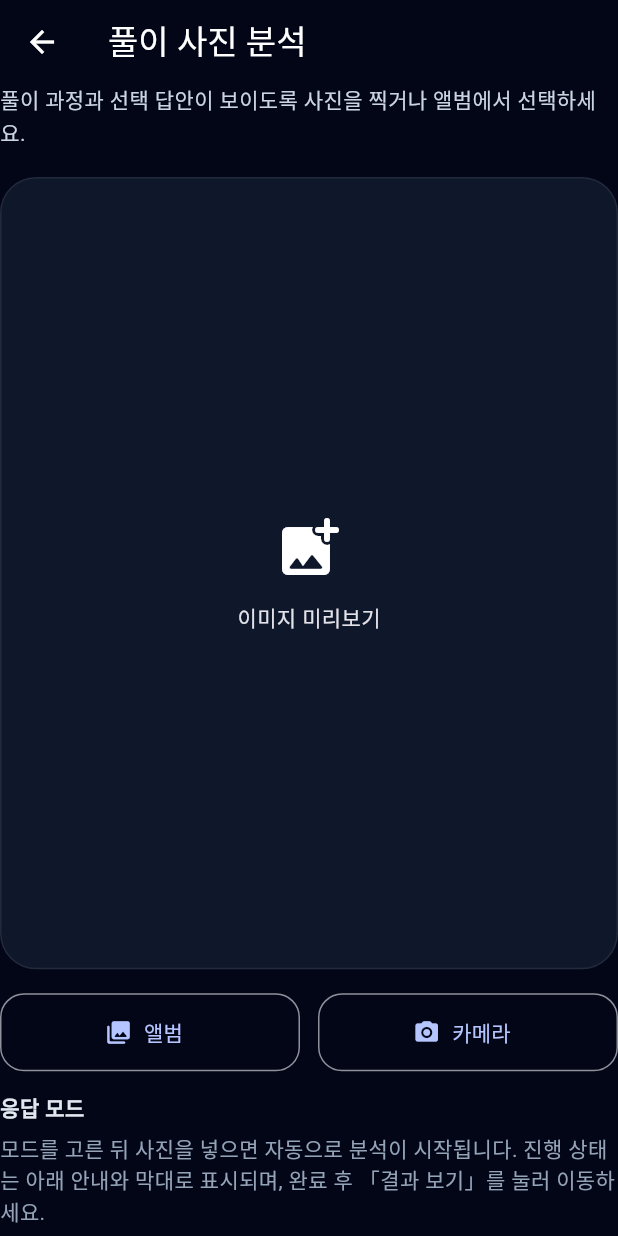
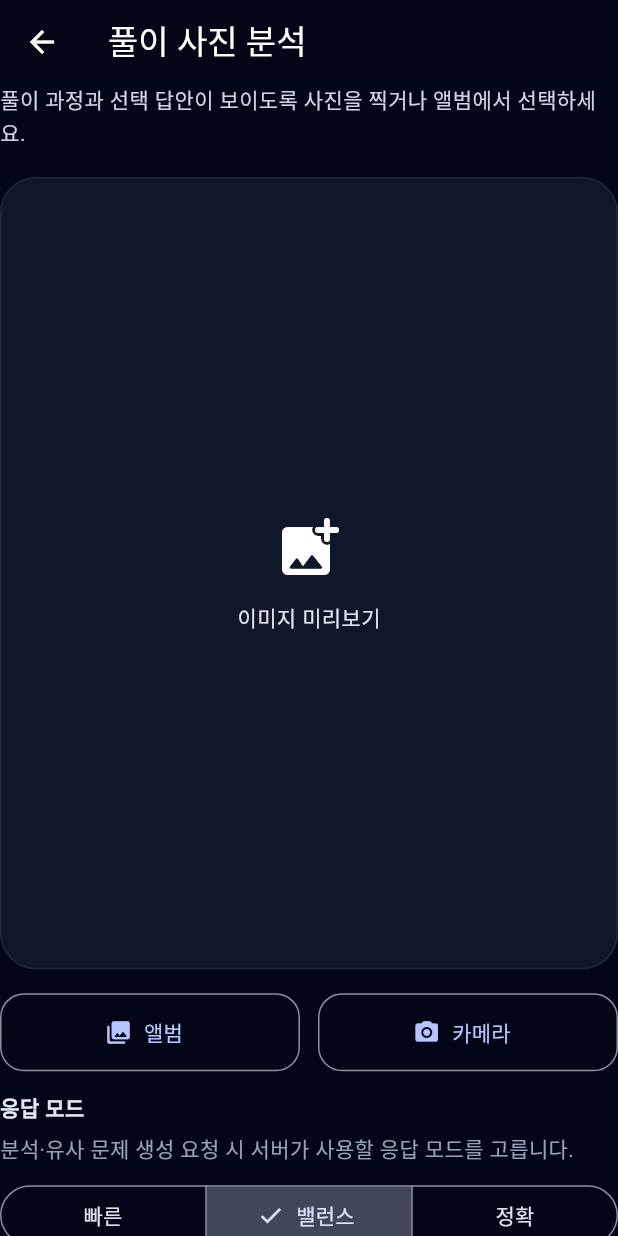
Before and after one commit to SuperWallaby/math-lens-tutor, a Flutter app: the screen it shows after launch, after a tap on "풀이 사진 분석하기", on a phone screen of 412 x 824 dp. Run offline on Flutter 3.47's test engine with Material 3 defaults, Android fonts, the phone set to English and light mode, and no system bars; our stand-ins replace fl_chart, image_picker, shared_preferences.

Commit message:
copy: 응답 모드 설명문에서 자동분석·막대 안내 제거
Co-authored-by: Cursor <cursoragent@cursor.com>

```diff
--- a/flutter_app/lib/screens/upload_screen.dart
+++ b/flutter_app/lib/screens/upload_screen.dart
@@ -308,7 +308,7 @@ class _UploadScreenState extends State<UploadScreen> {
             ),
             const SizedBox(height: 6),
             Text(
-              '모드를 고른 뒤 사진을 넣으면 자동으로 분석이 시작됩니다. 진행 상태는 아래 안내와 막대로 표시되며, 완료 후 「결과 보기」를 눌러 이동하세요.',
+              '분석·유사 문제 생성 요청 시 서버가 사용할 응답 모드를 고릅니다.',
               style: TextStyle(
                 color: const Color(0xFF94A3B8),
                 fontSize: TabletLayout.bodySmall(context),
```
